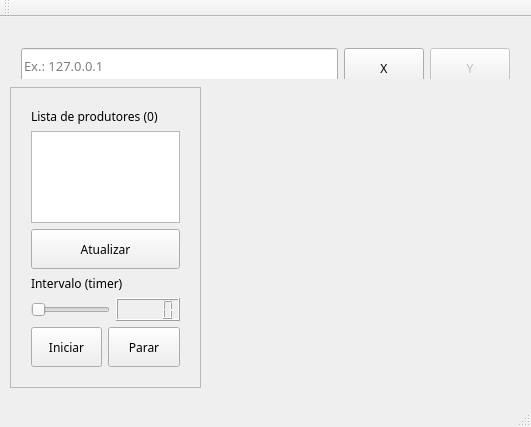
This is QtTcpClientConsumer/mainwindow.ui in Lucasadasc/PAManagerQt as Qt 5 draws it before an edit. The edited form follows.
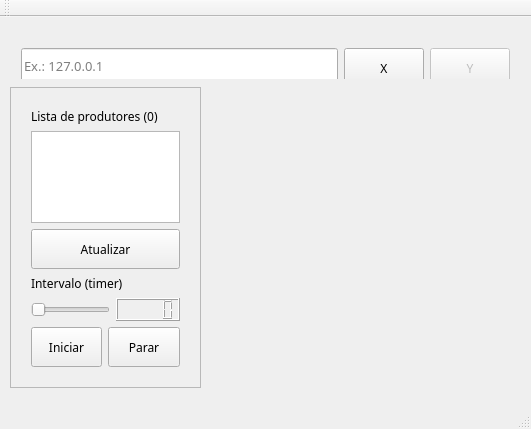
This is the edited form. Custom widgets are drawn as their Qt base class.

What changed in the file:
```diff
--- a/QtTcpClientConsumer/mainwindow.ui
+++ b/QtTcpClientConsumer/mainwindow.ui
@@ -7,12 +7,18 @@
     <x>0</x>
     <y>0</y>
     <width>531</width>
-    <height>427</height>
+    <height>429</height>
    </rect>
   </property>
   <property name="windowTitle">
    <string>MainWindow</string>
   </property>
+  <property name="autoFillBackground">
+   <bool>false</bool>
+  </property>
+  <property name="styleSheet">
+   <string notr="true">this.rgb(255, 85, 127)</string>
+  </property>
   <widget class="QWidget" name="centralWidget">
    <widget class="QFrame" name="frame">
     <property name="geometry">
@@ -167,14 +173,14 @@
    <widget class="QWidget" name="widget" native="true">
     <property name="geometry">
      <rect>
-      <x>200</x>
+      <x>210</x>
       <y>70</y>
-      <width>321</width>
+      <width>311</width>
       <height>301</height>
      </rect>
     </property>
    </widget>
-   <widget class="QWidget" name="">
+   <widget class="QWidget" name="layoutWidget">
     <property name="geometry">
      <rect>
       <x>10</x>
@@ -265,7 +271,7 @@
      </item>
     </layout>
    </widget>
-   <widget class="QWidget" name="">
+   <widget class="QWidget" name="layoutWidget">
     <property name="geometry">
      <rect>
       <x>10</x>
@@ -349,6 +355,14 @@
   <widget class="QStatusBar" name="statusBar"/>
  </widget>
  <layoutdefault spacing="6" margin="11"/>
+ <customwidgets>
+  <customwidget>
+   <class>GerenciaVisual</class>
+   <extends>QWidget</extends>
+   <header>gerenciavisual.h</header>
+   <container>1</container>
+  </customwidget>
+ </customwidgets>
  <resources/>
  <connections>
   <connection>
```
Left out of the diff: 6 changed lines with no effect on the pictures.
